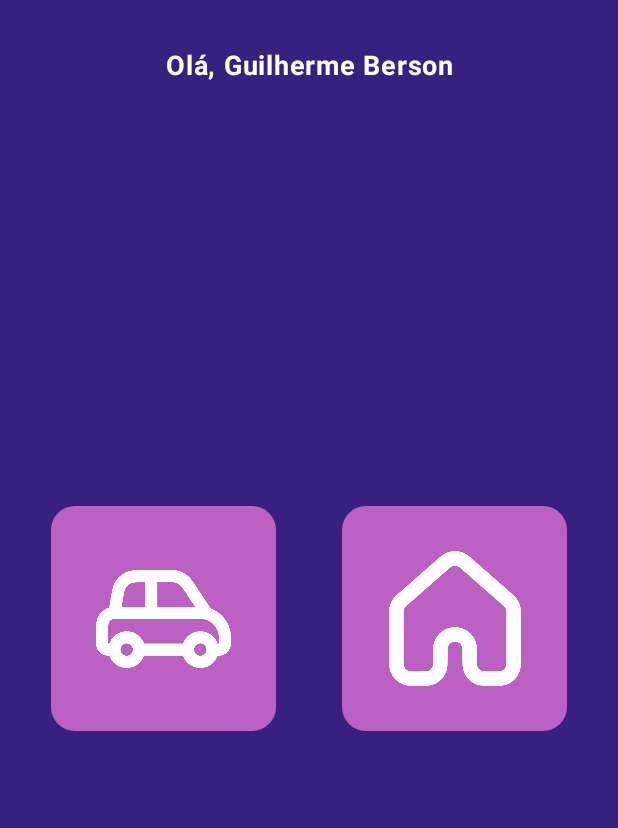
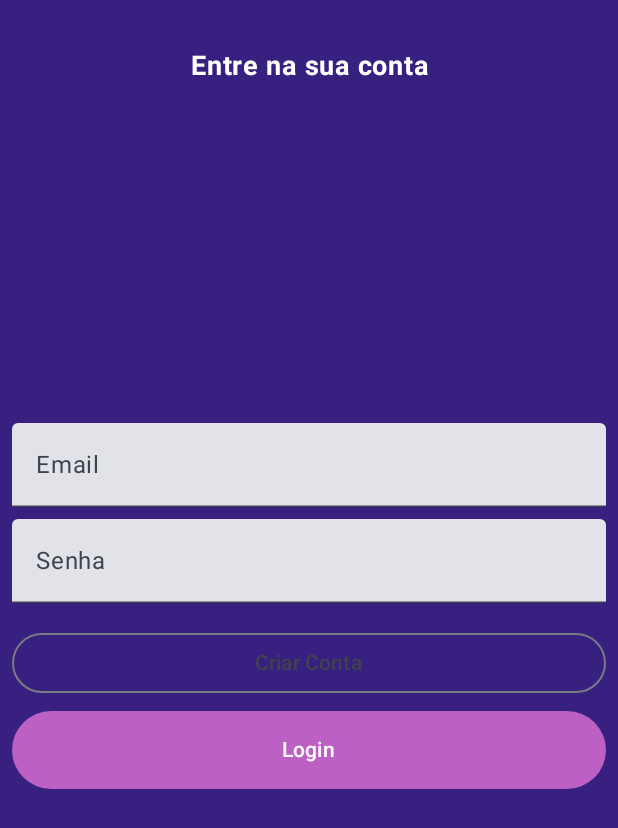
Before and after one commit to bersoncrios/Brainize, an Android app built with Jetpack Compose: the screen it shows after launch (MainActivity), on a phone screen of 412 x 824 dp. Shown: the top 828 px of the screen. Run offline under Robolectric (Android 15) with nearby library versions, the phone set to English and light mode, and no system bars; our stand-ins replace Firebase (no records; nobody signed in at launch, a user with empty details on screens opened directly), Room's generated code.

Commit message:
logando em conta firebase

```diff
--- a/app/src/main/java/br/com/brainize/MainActivity.kt
+++ b/app/src/main/java/br/com/brainize/MainActivity.kt
@@ -17,8 +17,10 @@ import br.com.brainize.navigation.AppNavigation
 import br.com.brainize.ui.theme.BrainizeTheme
 import br.com.brainize.viewmodel.CarViewModel
 import br.com.brainize.viewmodel.HouseViewModel
+import br.com.brainize.viewmodel.LoginViewModel
 import br.com.brainize.viewmodel.factories.CarViewModelFactory
 import br.com.brainize.viewmodel.factories.HouseViewModelFactory
+import br.com.brainize.viewmodel.factories.LoginViewModelFactory
 
 class MainActivity : ComponentActivity() {
 
@@ -35,6 +37,9 @@ class MainActivity : ComponentActivity() {
         val houseViewModel: HouseViewModel by viewModels {
             HouseViewModelFactory(houseStatusDao)
         }
+        val loginViewModel: LoginViewModel by viewModels {
+            LoginViewModelFactory()
+        }
 
         setContent {
 
@@ -45,7 +50,8 @@ class MainActivity : ComponentActivity() {
                 ) {
                     BrainizeApp(
                         carViewModel = carViewModel,
-                        houseViewModel = houseViewModel
+                        houseViewModel = houseViewModel,
+                        loginViewModel = loginViewModel
                     )
                 }
             }
@@ -56,7 +62,8 @@ class MainActivity : ComponentActivity() {
 @Composable
 fun BrainizeApp(
     carViewModel: CarViewModel,
-    houseViewModel: HouseViewModel
+    houseViewModel: HouseViewModel,
+    loginViewModel: LoginViewModel
 ) {
     Surface(
         modifier = Modifier.fillMaxSize(),
@@ -68,7 +75,8 @@ fun BrainizeApp(
         ) {
             AppNavigation(
                 carViewModel = carViewModel,
-                houseViewModel = houseViewModel
+                houseViewModel = houseViewModel,
+                loginViewmodel = loginViewModel
             )
         }
     }
--- a/app/src/main/java/br/com/brainize/navigation/AppNavigation.kt
+++ b/app/src/main/java/br/com/brainize/navigation/AppNavigation.kt
@@ -1,44 +1,67 @@
 package br.com.brainize.navigation
 
 import androidx.compose.runtime.Composable
+import androidx.navigation.NavHostController
 import androidx.navigation.compose.NavHost
 import androidx.navigation.compose.composable
 import androidx.navigation.compose.rememberNavController
 import br.com.brainize.screens.car.CarScreen
 import br.com.brainize.screens.home.HomeScreen
 import br.com.brainize.screens.house.HouseScreen
+import br.com.brainize.screens.login.LoginScreen
 import br.com.brainize.screens.splash.SplashScreen
 import br.com.brainize.viewmodel.CarViewModel
 import br.com.brainize.viewmodel.HouseViewModel
+import br.com.brainize.viewmodel.LoginViewModel
 
 @Composable
 fun AppNavigation(
     carViewModel: CarViewModel,
-    houseViewModel: HouseViewModel
+    houseViewModel: HouseViewModel,
+    loginViewmodel: LoginViewModel
 ) {
     val navController = rememberNavController()
+    AppNavigation(navController, carViewModel, houseViewModel, loginViewmodel)
+}
 
-    NavHost(navController = navController, startDestination = DestinationScreen.SplashScreen.name) {
-        composable(DestinationScreen.SplashScreen.name) {
+@Composable
+fun AppNavigation(
+    navController: NavHostController,
+    carViewModel: CarViewModel,
+    houseViewModel: HouseViewModel,
+    loginViewmodel: LoginViewModel
+) {
+    NavHost(navController = navController, startDestination = DestinationScreen.SplashScreen.route) {
+        composable(DestinationScreen.SplashScreen.route) {
             SplashScreen(navController = navController)
         }
 
-        composable(DestinationScreen.HomeScreen.name) {
-            HomeScreen(navController = navController)
+        composable(
+            route = DestinationScreen.HomeScreen.route,
+            arguments = DestinationScreen.HomeScreen.arguments
+        ) { backStackEntry ->
+            val token = backStackEntry.arguments?.getString("token")
+            HomeScreen(navController = navController, token = token)
         }
 
-        composable(DestinationScreen.CarScreen.name) {
-            CarScreen(
-                navController = navController,
-                viewModel = carViewModel
-            )
+        composable(
+            route = DestinationScreen.CarScreen.route,
+            arguments = DestinationScreen.CarScreen.arguments
+        ) { backStackEntry ->
+            val token = backStackEntry.arguments?.getString("token")
+            CarScreen(navController = navController, viewModel = carViewModel, token = token)
         }
 
-        composable(DestinationScreen.HouseScreen.name) {
-            HouseScreen(
-                navController = navController,
-                viewModel = houseViewModel
-            )
+        composable(
+            route = DestinationScreen.HouseScreen.route,
+            arguments = DestinationScreen.HouseScreen.arguments
+        ) { backStackEntry ->
+            val token = backStackEntry.arguments?.getString("token")
+            HouseScreen(navController = navController, viewModel = houseViewModel, token = token)
+        }
+
+        composable(DestinationScreen.LoginScreen.route) {
+            LoginScreen(navController = navController, viewModel = loginViewmodel)
         }
     }
 }
--- a/app/src/main/java/br/com/brainize/navigation/DestinationScreen.kt
+++ b/app/src/main/java/br/com/brainize/navigation/DestinationScreen.kt
@@ -1,20 +1,36 @@
 package br.com.brainize.navigation
 
-enum class DestinationScreen {
-    SplashScreen,
-    HomeScreen,
-    CarScreen,
-    HouseScreen;
+import androidx.navigation.NavType
+import androidx.navigation.navArgument
 
-    companion object {
-        fun fromRoute(route: String?): DestinationScreen
-                = when(route?.substringBefore("/")) {
-            SplashScreen.name -> SplashScreen
-            HomeScreen.name -> HomeScreen
-            CarScreen.name -> CarScreen
-            HouseScreen.name -> HouseScreen
-            null -> HomeScreen
-            else -> throw IllegalArgumentException("Route $route is not recognized")
-        }
+sealed class DestinationScreen(val route: String) {
+    object SplashScreen : DestinationScreen("splash_screen")object HomeScreen : DestinationScreen("home_screen/{token}") {
+        fun createRoute(token: String?): String = "home_screen/$token"
+        val arguments = listOf(
+            navArgument("token") { type = NavType.StringType }
+        )
+    }
+    object CarScreen : DestinationScreen("car_screen/{token}") {
+        fun createRoute(token: String?): String = "car_screen/$token"
+        val arguments = listOf(
+            navArgument("token") { type = NavType.StringType }
+        )
+    }object HouseScreen : DestinationScreen("house_screen/{token}") {
+        fun createRoute(token: String?): String = "house_screen/$token"
+        val arguments = listOf(
+            navArgument("token") { type = NavType.StringType }
+        )
+    }
+    object LoginScreen : DestinationScreen("login_screen")
+
+    companion object {fun fromRoute(route: String?): DestinationScreen = when (route?.substringBefore("/")) {
+        SplashScreen.route -> SplashScreen
+        HomeScreen.route.replace("{token}", "").substringBefore("/") -> HomeScreen
+        CarScreen.route.replace("{token}", "").substringBefore("/") -> CarScreen
+        HouseScreen.route.replace("{token}", "").substringBefore("/") -> HouseScreen
+        LoginScreen.route -> LoginScreen
+        null -> HomeScreen
+        else -> throw IllegalArgumentException("Route $route is not recognized")
+    }
     }
 }
--- a/app/src/main/java/br/com/brainize/screens/home/HomeScreen.kt
+++ b/app/src/main/java/br/com/brainize/screens/home/HomeScreen.kt
@@ -26,7 +26,11 @@ import br.com.brainize.components.BrainizerSelectButton
 import br.com.brainize.navigation.DestinationScreen
 
 @Composable
-fun HomeScreen(navController: NavController) {
+fun HomeScreen(navController: NavController, token: String?) {
+
+    if (token == null) {
+        navController.navigate(DestinationScreen.LoginScreen.route)
+    }
 
     Box(
         modifier = Modifier
@@ -65,14 +69,14 @@ fun HomeScreen(navController: NavController) {
                     horizontalArrangement = Arrangement.SpaceEvenly
                 ) {
                     BrainizerSelectButton(
-                        onClick = { navController.navigate(DestinationScreen.CarScreen.name) },
+                        onClick = { navController.navigate(DestinationScreen.CarScreen.route) },
                         icon = R.drawable.car,
                     )
 
                     Spacer(modifier = Modifier.width(8.dp))
 
                     BrainizerSelectButton(
-                        onClick = { navController.navigate(DestinationScreen.HouseScreen.name) },
+                        onClick = { navController.navigate(DestinationScreen.HouseScreen.route) },
                         icon = R.drawable.house,
                     )
                 }
--- /dev/null
+++ b/app/src/main/java/br/com/brainize/screens/login/LoginScreen.kt
@@ -0,0 +1,147 @@
+package br.com.brainize.screens.login
+
+import androidx.compose.foundation.background
+import androidx.compose.foundation.layout.Arrangement
+import androidx.compose.foundation.layout.Box
+import androidx.compose.foundation.layout.Column
+import androidx.compose.foundation.layout.Spacer
+import androidx.compose.foundation.layout.fillMaxSize
+import androidx.compose.foundation.layout.fillMaxWidth
+import androidx.compose.foundation.layout.height
+import androidx.compose.foundation.layout.padding
+import androidx.compose.foundation.layout.width
+import androidx.compose.foundation.layout.wrapContentSize
+import androidx.compose.foundation.shape.RoundedCornerShape
+import androidx.compose.material3.Button
+import androidx.compose.material3.ButtonDefaults
+import androidx.compose.material3.CircularProgressIndicator
+import androidx.compose.material3.OutlinedButton
+import androidx.compose.material3.Scaffold
+import androidx.compose.material3.Surface
+import androidx.compose.material3.Text
+import androidx.compose.material3.TextField
+import androidx.compose.runtime.Composable
+import androidx.compose.runtime.LaunchedEffect
+import androidx.compose.runtime.getValue
+import androidx.compose.runtime.mutableStateOf
+import androidx.compose.runtime.remember
+import androidx.compose.runtime.setValue
+import androidx.compose.ui.Alignment
+import androidx.compose.ui.Modifier
+import androidx.compose.ui.draw.clip
+import androidx.compose.ui.graphics.Color
+import androidx.compose.ui.text.font.FontWeight
+import androidx.compose.ui.text.input.PasswordVisualTransformation
+import androidx.compose.ui.text.style.TextAlign
+import androidx.compose.ui.unit.dp
+import androidx.compose.ui.unit.sp
+import androidx.navigation.NavController
+import br.com.brainize.navigation.DestinationScreen
+import br.com.brainize.viewmodel.LoginViewModel
+
+@Composable
+fun LoginScreen(navController: NavController, viewModel: LoginViewModel) {
+
+    val loginState by viewModel.loginState
+
+    var email by remember { mutableStateOf("") }
+    var password by remember { mutableStateOf("") }
+
+    LaunchedEffect(loginState) {
+        if (loginState is LoginViewModel.LoginState.Success) {
+            val token = (loginState as LoginViewModel.LoginState.Success).token
+            navController.navigate(DestinationScreen.HomeScreen.createRoute(token))
+        }
+    }
+
+    Scaffold { paddingValues ->
+        Box(
+            modifier = Modifier
+                .fillMaxSize()
+                .background(Color(0xFF372080))
+                .padding(paddingValues)
+        ) {
+            Surface(
+                modifier = Modifier.fillMaxSize(),
+                color = Color.Transparent
+            ) {
+                Text(
+                    text = "Entre na sua conta",
+                    modifier = Modifier
+                        .align(Alignment.TopCenter)
+                        .padding(top = 32.dp),fontSize = 18.sp,
+                    fontWeight = FontWeight.Bold,
+                    color = Color.White,
+                    textAlign = TextAlign.Center
+                )
+
+                Column(
+                    modifier = Modifier
+                        .fillMaxSize()
+                        .padding(8.dp),
+                    verticalArrangement = Arrangement.Center,
+                    horizontalAlignment = Alignment.CenterHorizontally
+                ) {
+                    TextField(
+                        value = email,
+                        onValueChange = { email = it },
+                        label = { Text("Email") },
+                        modifier = Modifier
+                            .fillMaxWidth()
+                    )
+
+                    Spacer(modifier = Modifier.height(8.dp))
+
+                    TextField(
+                        value = password,
+                        onValueChange = { password = it },
+                        label = { Text("Senha") },
+                        visualTransformation = PasswordVisualTransformation(),
+                        modifier = Modifier.fillMaxWidth()
+                    )
+
+                    Spacer(modifier = Modifier.height(8.dp))
+
+                    OutlinedButton(
+                        onClick = { /* Ação para criar conta */ },
+                        modifier = Modifier
+                            .fillMaxWidth()
+                            .padding(top = 8.dp)
+                    ) {
+                    Text("Criar Conta")
+                }
+
+                    Spacer(modifier = Modifier.height(8.dp))
+
+                    Button(
+                        onClick = { viewModel.loginWithEmailAndPassword(email, password) },
+                        modifier = Modifier
+                            .fillMaxWidth(),
+                        colors = ButtonDefaults.buttonColors(
+                            containerColor = Color(0xFFbc60c4)
+                        )
+                    ) {
+                        Text(
+                            text = "Login",
+                            modifier = Modifier
+                                .fillMaxWidth()
+                                .background(Color(0xFFbc60c4))
+                                .clip(RoundedCornerShape(16.dp))
+                                .padding(8.dp)
+                                .wrapContentSize(Alignment.Center)
+                        )
+                    }
+
+                    Spacer(modifier = Modifier.height(16.dp))
+
+                    when (loginState) {
+                        is LoginViewModel.LoginState.Loading -> CircularProgressIndicator()
+                        is LoginViewModel.LoginState
+                        .Error -> Text((loginState as LoginViewModel.LoginState.Error).message)
+                        else -> {}
+                    }
+                }
+            }
+        }
+    }
+}
--- a/app/src/main/java/br/com/brainize/screens/splash/SplashScreen.kt
+++ b/app/src/main/java/br/com/brainize/screens/splash/SplashScreen.kt
@@ -23,7 +23,7 @@ fun SplashScreen(navController: NavController) {
 
     LaunchedEffect(key1 = true) {
         delay(2000L)
-        navController.navigate(DestinationScreen.HomeScreen.name)
+        navController.navigate(DestinationScreen.LoginScreen.route)
     }
 
     Box(
--- /dev/null
+++ b/app/src/main/java/br/com/brainize/viewmodel/LoginViewModel.kt
@@ -0,0 +1,39 @@
+package br.com.brainize.viewmodel
+
+import androidx.compose.runtime.mutableStateOf
+import androidx.lifecycle.ViewModel
+import androidx.lifecycle.viewModelScope
+import com.google.firebase.Firebase
+import com.google.firebase.auth.FirebaseAuth
+import com.google.firebase.auth.auth
+import kotlinx.coroutines.launch
+import kotlinx.coroutines.tasks.await
+import androidx.compose.runtime.State
+
+class LoginViewModel : ViewModel() {
+    private val auth: FirebaseAuth = Firebase.auth
+
+    private val _loginState =
+        mutableStateOf<LoginState>(LoginState.Idle)
+
+    val loginState: State<LoginState>
+        get() = _loginState
+
+    fun loginWithEmailAndPassword(email: String, password: String) {
+        viewModelScope.launch {
+            _loginState.value = LoginState.Loading
+            try {
+                val authResult = auth.signInWithEmailAndPassword(email, password).await()
+                val token = authResult.user?.getIdToken(false)?.await()?.token
+                _loginState.value = LoginState.Success(token) // Passa o token para o estado de sucesso
+            } catch (e: Exception) {
+                _loginState.value = LoginState.Error(e.message ?: "Erro desconhecido")
+            }
+        }
+    }
+    sealed class LoginState {object Idle : LoginState()
+        object Loading : LoginState()
+        data class Success(val token: String?) : LoginState() // Inclui o token aqui
+        data class Error(val message: String) : LoginState()
+    }
+}
--- /dev/null
+++ b/app/src/main/java/br/com/brainize/viewmodel/factories/LoginViewModelFactory.kt
@@ -0,0 +1,15 @@
+package br.com.brainize.viewmodel.factories
+
+import androidx.lifecycle.ViewModel
+import androidx.lifecycle.ViewModelProvider
+import br.com.brainize.viewmodel.LoginViewModel
+
+class LoginViewModelFactory() : ViewModelProvider.Factory {
+    override fun <T : ViewModel> create(modelClass: Class<T>): T {
+        if (modelClass.isAssignableFrom(LoginViewModel::class.java)) {
+            @Suppress("UNCHECKED_CAST")
+            return LoginViewModel() as T
+        }
+        throw IllegalArgumentException("Unknown ViewModel class")
+    }
+}
--- a/build.gradle.kts
+++ b/build.gradle.kts
@@ -2,4 +2,5 @@
 plugins {
     alias(libs.plugins.android.application) apply false
     alias(libs.plugins.jetbrains.kotlin.android) apply false
+    id("com.google.gms.google-services") version "4.4.2" apply false
 }
--- a/gradle/libs.versions.toml
+++ b/gradle/libs.versions.toml
@@ -11,6 +11,7 @@ activityCompose = "1.9.3"
 composeBom = "2024.12.01"
 navigationCompose = "2.8.5"
 coroutines = "1.7.3"
+coreSplashscreen = "1.0.1"
 
 [libraries]
 androidx-core-ktx = { group = "androidx.core", name = "core-ktx", version.ref = "coreKtx" }
@@ -32,6 +33,7 @@ androidx-navigation-compose = { group = "androidx.navigation", name = "navigatio
 
 kotlinx-coroutines-android = { group = "org.jetbrains.kotlinx", name = "kotlinx-coroutines-android", version.ref = "coroutines"}
 kotlinx-coroutines-core = { module = "org.jetbrains.kotlinx:kotlinx-coroutines-core", version.ref = "kotlinxCoroutinesCore" }
+androidx-core-splashscreen = { group = "androidx.core", name = "core-splashscreen", version.ref = "coreSplashscreen" }
 
 [plugins]
 android-application = { id = "com.android.application", version.ref = "agp" }
```
Also changed, not shown: app/build.gradle.kts (+9 -1 lines), app/src/main/java/br/com/brainize/screens/car/CarScreen.kt (+6 -1 lines), app/src/main/java/br/com/brainize/screens/house/HouseScreen.kt (+6 -1 lines), 1 other file.
